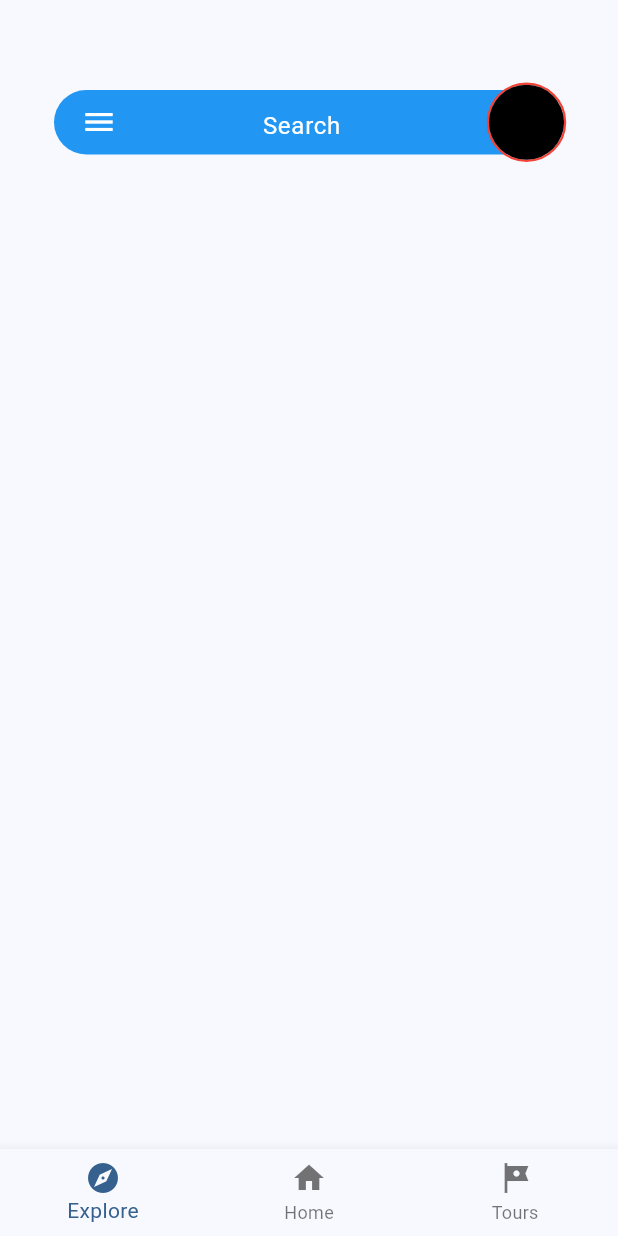
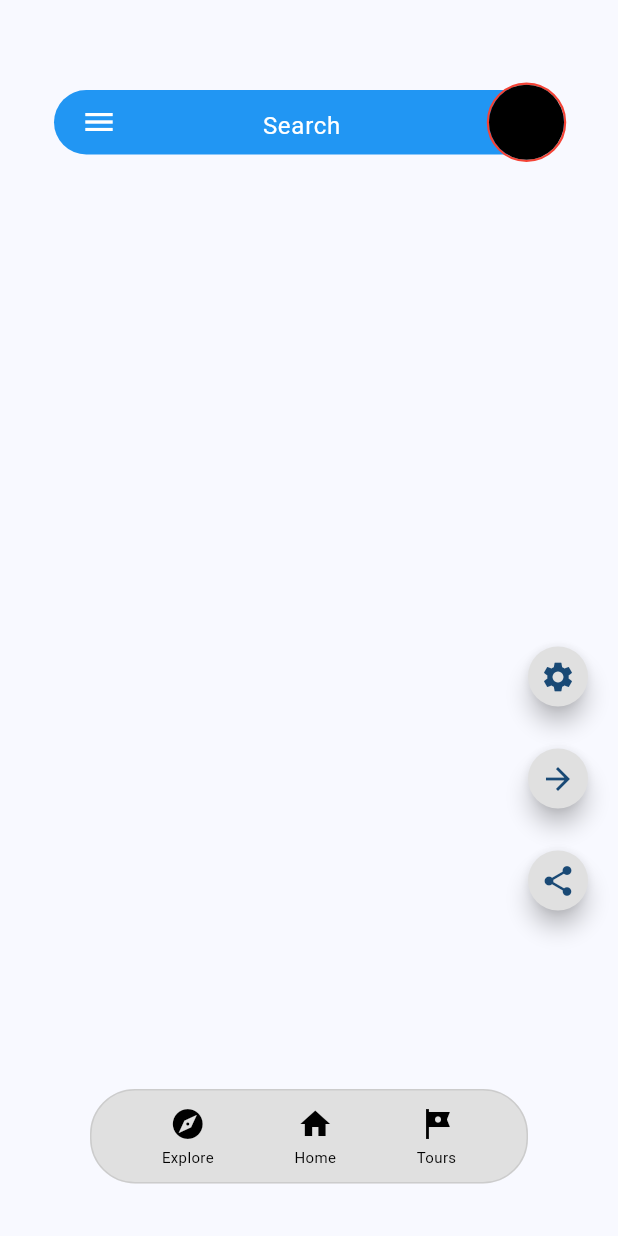
Before and after one commit to Toury-AI/Front-End, a Flutter app: the screen it shows after launch, on a phone screen of 412 x 824 dp. Run offline on Flutter 3.47's test engine with Material 3 defaults, Android fonts, the phone set to English and light mode, and no system bars; Roboto replaces fonts that are missing (SF Pro).

Commit message:
adding changes to bottom nav bar (glass look) & side buttons

```diff
--- a/lib/screens/home_screen.dart
+++ b/lib/screens/home_screen.dart
@@ -1,15 +1,27 @@
 import 'package:flutter/material.dart';
 import 'package:toury_app/widgets/bottom_nav_bar.dart';
 import 'package:toury_app/widgets/top_nav_bar.dart';
+import 'package:toury_app/widgets/side_buttons.dart';
 class HomeScreen extends StatelessWidget {
   const HomeScreen({super.key});
 
   @override
   Widget build(BuildContext context) {
     return Scaffold(
-      body: TopNavBar(),
-      // Add side buttons here later
-      bottomNavigationBar: BottomNavBar(),
+      body: Stack(
+        children: [
+          TopNavBar(),
+          Positioned(
+            bottom: 100,
+            right: 16,
+            child: SideButtons(),
+          ),
+        ],
+      ),
+      bottomNavigationBar: Padding(padding: const EdgeInsets.only(bottom: 20),
+      child: BottomNavBar()),
+
     );
   }
+
 }
--- a/lib/widgets/bottom_nav_bar.dart
+++ b/lib/widgets/bottom_nav_bar.dart
@@ -1,3 +1,4 @@
+import 'dart:ui';
 import 'package:flutter/material.dart';
 
 class BottomNavBar extends StatelessWidget {
@@ -5,26 +6,50 @@ class BottomNavBar extends StatelessWidget {
 
   @override
   Widget build(BuildContext context) {
-    return BottomNavigationBar(
-      currentIndex: 0, // highlights the first icon since tap functionality not added yet
-      onTap: (index) {
-        // will add in functionality here later when every button is tapped
-      },
-      items: const [
-        BottomNavigationBarItem(
-          icon: Icon(Icons.explore),
-          label: 'Explore',
+    return ClipRRect(
+      borderRadius: BorderRadius.circular(30),
+      child: BackdropFilter(
+        filter: ImageFilter.blur(sigmaX: 10, sigmaY: 10),
+        child: Container(
+          margin: EdgeInsets.symmetric(horizontal: 60, vertical: 15), // outside of box spacing
+          padding: EdgeInsets.symmetric(horizontal: 20, vertical: 10), //inside
+          decoration: BoxDecoration(
+            color:Colors.grey[300],
+            borderRadius: BorderRadius.circular(30),
+            border: Border.all(color: Colors.grey.withAlpha(77),width: 1),
+          ),
+          child: Row(
+            mainAxisAlignment: MainAxisAlignment.spaceAround,
+            children: const [
+              Column(
+                mainAxisSize: MainAxisSize.min,
+                children: [
+                    Icon(Icons.explore, color: Colors.black),
+                    SizedBox(height: 3),
+                    Text('Explore', style: TextStyle(color: Colors.black,fontSize:10, fontFamily: 'SF Pro')),
+                ]
+              ),
+              Column(
+                mainAxisSize: MainAxisSize.min,
+                children: [
+                    Icon(Icons.home, color: Colors.black),
+                    SizedBox(height: 3),
+                    Text('Home', style:TextStyle(color: Colors.black,fontSize:10, fontFamily: 'SF Pro')),
+                ]
+              ),
+              Column(
+                mainAxisSize: MainAxisSize.min,
+                children: [
+                    Icon(Icons.tour, color: Colors.black),
+                    SizedBox(height: 3),
+                    Text('Tours', style: TextStyle(color: Colors.black,fontSize:10, fontFamily: 'SF Pro')),
+                ]
+              )
+
+            ],
+          ),
         ),
-        BottomNavigationBarItem(
-          icon: Icon(Icons.home),
-          label: 'Home',
-        ),
-        BottomNavigationBarItem(
-          icon: Icon(Icons.tour),
-          label: 'Tours',
-        ),
-
-      ],
+      ),
     );
   }
 }
--- /dev/null
+++ b/lib/widgets/side_buttons.dart
@@ -0,0 +1,44 @@
+import 'package:flutter/material.dart';
+
+class SideButtons extends StatelessWidget {
+  const SideButtons({super.key});
+
+  @override
+  Widget build(BuildContext context) {
+    return Column(
+      mainAxisSize: MainAxisSize.min,
+      children: [
+        SizedBox(height:20),
+        FloatingActionButton.small(
+          shape: const CircleBorder(),
+          backgroundColor: Colors.grey[300],
+          heroTag: 'settings',
+          onPressed: () {
+            //logic
+          },
+          child: Icon(Icons.settings),
+        ),
+          SizedBox(height:20),
+          FloatingActionButton.small(
+          shape: const CircleBorder(),
+          backgroundColor: Colors.grey[300],
+          heroTag: 'minimize',
+          onPressed: () {
+            // logic
+          },
+          child: Icon(Icons.arrow_forward),
+        ),
+         SizedBox(height:20),
+         FloatingActionButton.small(
+          shape: const CircleBorder(),
+          backgroundColor: Colors.grey[300],
+          heroTag: 'share',
+          onPressed: () {
+            // logic
+          },
+          child: Icon(Icons.share),
+        ),
+      ],
+    );
+  }
+}
```
Also changed, not shown: 9 other files.
